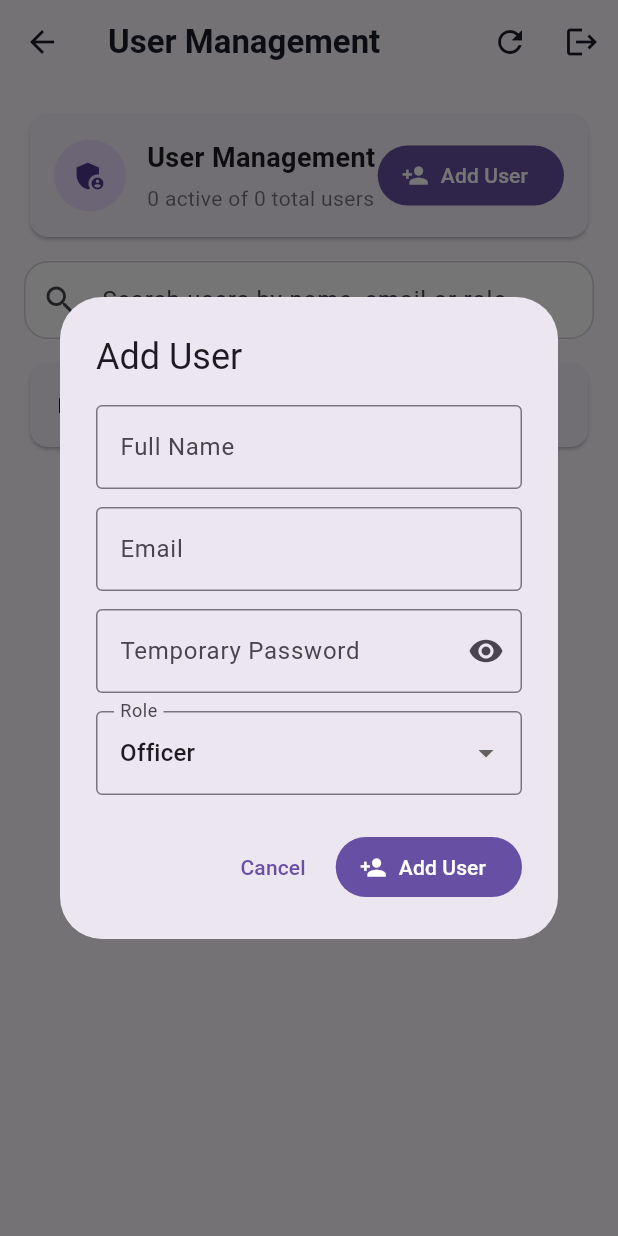
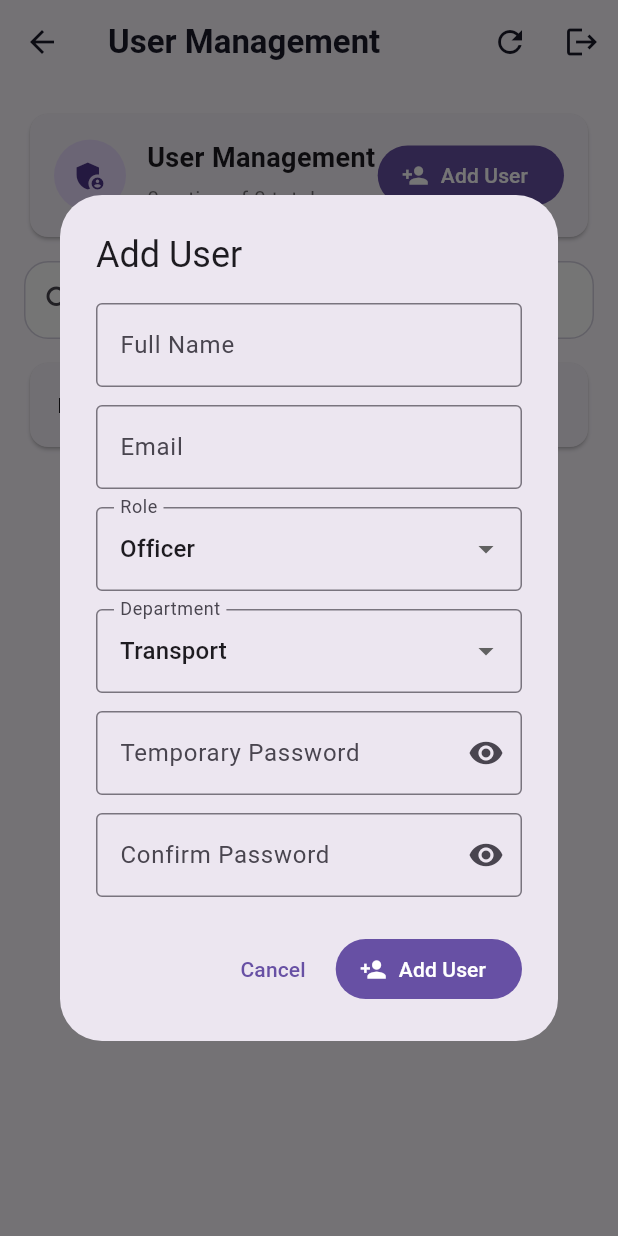
Before and after one commit to s-muel/electronic_proof_of_delivery, a Flutter app: the SuperUserDashboard screen opened directly, after a tap on "Users", after a tap on "Add User", on a phone screen of 412 x 824 dp. Run offline on Flutter 3.47's test engine with Material 3 defaults, Android fonts, the phone set to English and light mode, and no system bars; our stand-ins replace cloud_firestore, firebase_auth, firebase_core, hive, hive_flutter, image_picker and 4 more; missing offline and left inert: dart:html, mailer; accounts and stored records are empty.

Commit message:
added app icon and temp pass

```diff
--- a/lib/models/app_user_model.dart
+++ b/lib/models/app_user_model.dart
@@ -3,6 +3,8 @@ class AppUserModel {
   final String fullName;
   final String email;
   final String role;
+  final String department;
+  final String tempPass;
   final bool isActive;
   final String createdAt;
   final String updatedAt;
@@ -12,6 +14,8 @@ class AppUserModel {
     required this.fullName,
     required this.email,
     required this.role,
+    this.department = '',
+    this.tempPass = '',
     this.isActive = true,
     required this.createdAt,
     required this.updatedAt,
@@ -23,6 +27,8 @@ class AppUserModel {
       fullName: map['fullName'] ?? '',
       email: map['email'] ?? '',
       role: map['role'] ?? '',
+      department: map['department'] ?? '',
+      tempPass: map['tempPass'] ?? '',
       isActive: map['isActive'] ?? true,
       createdAt: map['createdAt'] ?? '',
       updatedAt: map['updatedAt'] ?? '',
@@ -35,6 +41,8 @@ class AppUserModel {
       'fullName': fullName,
       'email': email,
       'role': role,
+      'department': department,
+      'tempPass': tempPass,
       'isActive': isActive,
       'createdAt': createdAt,
       'updatedAt': updatedAt,
@@ -46,6 +54,8 @@ class AppUserModel {
     String? fullName,
     String? email,
     String? role,
+    String? department,
+    String? tempPass,
     bool? isActive,
     String? createdAt,
     String? updatedAt,
@@ -55,6 +65,8 @@ class AppUserModel {
       fullName: fullName ?? this.fullName,
       email: email ?? this.email,
       role: role ?? this.role,
+      department: department ?? this.department,
+      tempPass: tempPass ?? this.tempPass,
       isActive: isActive ?? this.isActive,
       createdAt: createdAt ?? this.createdAt,
       updatedAt: updatedAt ?? this.updatedAt,
--- a/lib/screens/super_user_dashboard.dart
+++ b/lib/screens/super_user_dashboard.dart
@@ -197,9 +197,12 @@ class _SuperUserDashboardState extends State<SuperUserDashboard> {
     final fullNameController = TextEditingController();
     final emailController = TextEditingController();
     final passwordController = TextEditingController();
+    final confirmPasswordController = TextEditingController();
     var selectedRole = 'officer';
+    var selectedDepartment = 'Transport';
     var isSaving = false;
     var obscurePassword = true;
+    var obscureConfirmPassword = true;
 
     final userCreated = await showDialog<bool>(
       context: context,
@@ -244,33 +247,6 @@ class _SuperUserDashboardState extends State<SuperUserDashboard> {
                           },
                         ),
                         const SizedBox(height: 12),
-                        TextFormField(
-                          controller: passwordController,
-                          obscureText: obscurePassword,
-                          decoration: InputDecoration(
-                            labelText: 'Temporary Password',
-                            border: const OutlineInputBorder(),
-                            suffixIcon: IconButton(
-                              onPressed: () {
-                                setDialogState(
-                                  () => obscurePassword = !obscurePassword,
-                                );
-                              },
-                              icon: Icon(
-                                obscurePassword
-                                    ? Icons.visibility
-                                    : Icons.visibility_off,
-                              ),
-                            ),
-                          ),
-                          validator: (value) {
-                            if ((value ?? '').length < 6) {
-                              return 'Use at least 6 characters';
-                            }
-                            return null;
-                          },
-                        ),
-                        const SizedBox(height: 12),
                         DropdownButtonFormField<String>(
                           initialValue: selectedRole,
                           decoration: const InputDecoration(
@@ -309,6 +285,107 @@ class _SuperUserDashboardState extends State<SuperUserDashboard> {
                             }
                           },
                         ),
+                        if (selectedRole != 'management') ...[
+                          const SizedBox(height: 12),
+                          DropdownButtonFormField<String>(
+                            initialValue: selectedDepartment,
+                            decoration: const InputDecoration(
+                              labelText: 'Department',
+                              border: OutlineInputBorder(),
+                            ),
+                            items: const [
+                              DropdownMenuItem(
+                                value: 'Transport',
+                                child: Text('Transport'),
+                              ),
+                              DropdownMenuItem(
+                                value: 'CNF',
+                                child: Text('CNF'),
+                              ),
+                              DropdownMenuItem(
+                                value: 'Shipping',
+                                child: Text('Shipping'),
+                              ),
+                              DropdownMenuItem(
+                                value: 'HeavyLift',
+                                child: Text('HeavyLift'),
+                              ),
+                              DropdownMenuItem(
+                                value: 'QHSSE',
+                                child: Text('QHSSE'),
+                              ),
+                              DropdownMenuItem(
+                                value: 'Accounts',
+                                child: Text('Accounts'),
+                              ),
+                            ],
+                            onChanged: (value) {
+                              if (value != null) {
+                                setDialogState(
+                                  () => selectedDepartment = value,
+                                );
+                              }
+                            },
+                          ),
+                        ],
+                        const SizedBox(height: 12),
+                        TextFormField(
+                          controller: passwordController,
+                          obscureText: obscurePassword,
+                          decoration: InputDecoration(
+                            labelText: 'Temporary Password',
+                            border: const OutlineInputBorder(),
+                            suffixIcon: IconButton(
+                              onPressed: () {
+                                setDialogState(
+                                  () => obscurePassword = !obscurePassword,
+                                );
+                              },
+                              icon: Icon(
+                                obscurePassword
+                                    ? Icons.visibility
+                                    : Icons.visibility_off,
+                              ),
+                            ),
+                          ),
+                          validator: (value) {
+                            if ((value ?? '').length < 6) {
+                              return 'Use at least 6 characters';
+                            }
+                            return null;
+                          },
+                        ),
+                        const SizedBox(height: 12),
+                        TextFormField(
+                          controller: confirmPasswordController,
+                          obscureText: obscureConfirmPassword,
+                          decoration: InputDecoration(
+                            labelText: 'Confirm Password',
+                            border: const OutlineInputBorder(),
+                            suffixIcon: IconButton(
+                              onPressed: () {
+                                setDialogState(
+                                  () => obscureConfirmPassword =
+                                      !obscureConfirmPassword,
+                                );
+                              },
+                              icon: Icon(
+                                obscureConfirmPassword
+                                    ? Icons.visibility
+                                    : Icons.visibility_off,
+                              ),
+                            ),
+                          ),
+                          validator: (value) {
+                            if ((value ?? '').isEmpty) {
+                              return 'Confirm password is required';
+                            }
+                            if (value != passwordController.text) {
+                              return 'Passwords do not match';
+                            }
+                            return null;
+                          },
+                        ),
                       ],
                     ),
                   ),
@@ -335,6 +412,9 @@ class _SuperUserDashboardState extends State<SuperUserDashboard> {
                               email: emailController.text,
                               password: passwordController.text,
                               role: selectedRole,
+                              department: selectedRole == 'management'
+                                  ? ''
+                                  : selectedDepartment,
                             );
 
                             if (!dialogContext.mounted) return;
@@ -368,6 +448,7 @@ class _SuperUserDashboardState extends State<SuperUserDashboard> {
     fullNameController.dispose();
     emailController.dispose();
     passwordController.dispose();
+    confirmPasswordController.dispose();
 
     if (userCreated == true) {
       await loadAdminData();
@@ -1188,7 +1269,8 @@ class _SuperUserDashboardState extends State<SuperUserDashboard> {
       return displayName.toLowerCase().contains(searchText) ||
           user.email.toLowerCase().contains(searchText) ||
           roleLabel.toLowerCase().contains(searchText) ||
-          user.role.toLowerCase().contains(searchText);
+          user.role.toLowerCase().contains(searchText) ||
+          user.department.toLowerCase().contains(searchText);
     }).toList();
   }
 
@@ -1249,13 +1331,21 @@ class _SuperUserDashboardState extends State<SuperUserDashboard> {
   }
 
   Widget _buildUserTile(AppUserModel user) {
+    final detailLines = <String>[
+      user.email,
+      "Status: ${user.isActive ? 'Active' : 'Inactive'}",
+      if (user.department.trim().isNotEmpty)
+        "Department: ${user.department.trim()}",
+      if (user.tempPass.trim().isNotEmpty) "Temp Pass: ${user.tempPass.trim()}",
+    ];
+
     return ListTile(
       leading: CircleAvatar(
         child: Icon(user.isActive ? Icons.person : Icons.person_off),
       ),
       title: Text(user.fullName.isEmpty ? user.email : user.fullName),
-      subtitle: Text('${user.email}\n${user.isActive ? 'Active' : 'Inactive'}'),
-      isThreeLine: true,
+      subtitle: Text(detailLines.join('\n')),
+      isThreeLine: detailLines.length > 2,
       trailing: Wrap(
         spacing: 4,
         children: [
--- a/lib/services/app_user_service.dart
+++ b/lib/services/app_user_service.dart
@@ -52,6 +52,7 @@ class AppUserService {
     required String email,
     required String password,
     required String role,
+    String department = '',
   }) async {
     final secondaryAuth = await _getSecondaryAuth();
 
@@ -77,6 +78,8 @@ class AppUserService {
         fullName: fullName.trim(),
         email: email.trim(),
         role: role.trim(),
+        department: department.trim(),
+        tempPass: password,
         isActive: true,
         createdAt: now,
         updatedAt: now,
```
Also changed, not shown: assets/images/logo.png (added), 34 other files.
